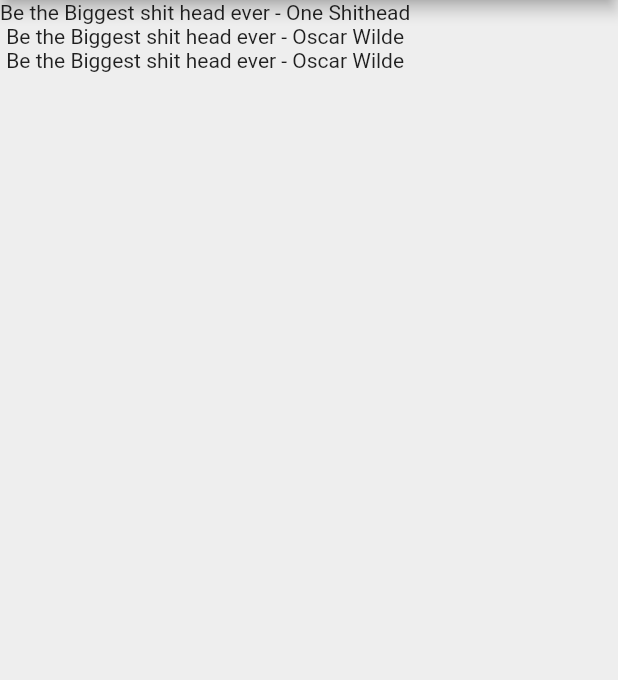
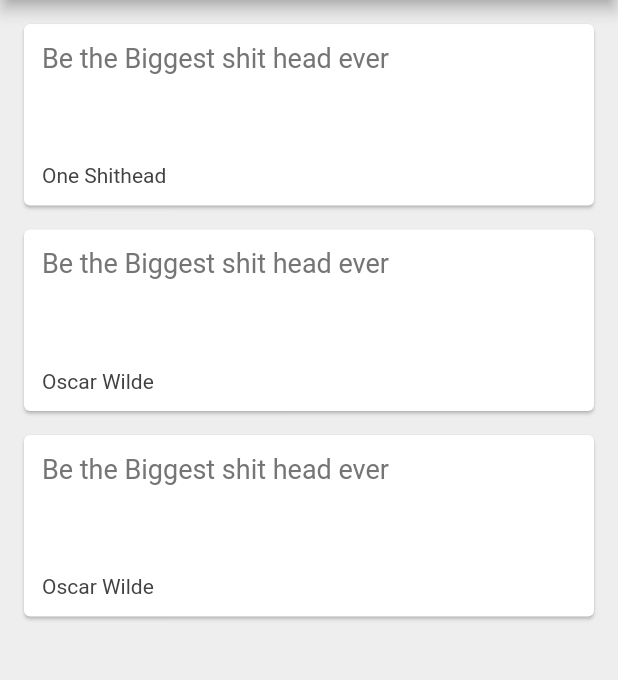
Before and after one commit to barrackboy/Quotes, a Flutter app: the screen it shows after launch, on a phone screen of 412 x 824 dp, the part 84-764 px from its top. Run offline on Flutter 3.47's test engine with Material 2 defaults, Android fonts, the phone set to English and light mode, and no system bars.

Commit message:
Using cards to display quotes

```diff
--- a/lib/main.dart
+++ b/lib/main.dart
@@ -14,6 +14,29 @@ class _QuoteListState extends State<QuoteList> {
     Quote(text: 'Be the Biggest shit head ever', author: 'Oscar Wilde'),
     Quote(text: 'Be the Biggest shit head ever', author: 'Oscar Wilde'),
   ];
+  Widget quoteTemplate(quote) {
+    return Card(
+      margin: EdgeInsets.fromLTRB(16, 16, 16, 0),
+      child: Padding(
+        padding: const EdgeInsets.all(12.0),
+        child: Column(
+          crossAxisAlignment: CrossAxisAlignment.stretch,
+          children: <Widget>[
+            Text(
+              quote.text,
+              style: TextStyle(fontSize: 18, color: Colors.grey[600]),
+            ),
+            SizedBox(height: 60),
+            Text(
+              quote.author,
+              style: TextStyle(fontSize: 14, color: Colors.grey[800]),
+            )
+          ],
+        ),
+      ),
+    );
+  }
+
   @override
   Widget build(BuildContext context) {
     return Scaffold(
@@ -24,9 +47,7 @@ class _QuoteListState extends State<QuoteList> {
         backgroundColor: Colors.redAccent,
       ),
       body: Column(
-        children: quotes.map((quote) {
-          return Text('${quote.text} - ${quote.author}');
-        }).toList(),
+        children: quotes.map((quote) => quoteTemplate(quote)).toList(),
       ),
     );
   }
```
